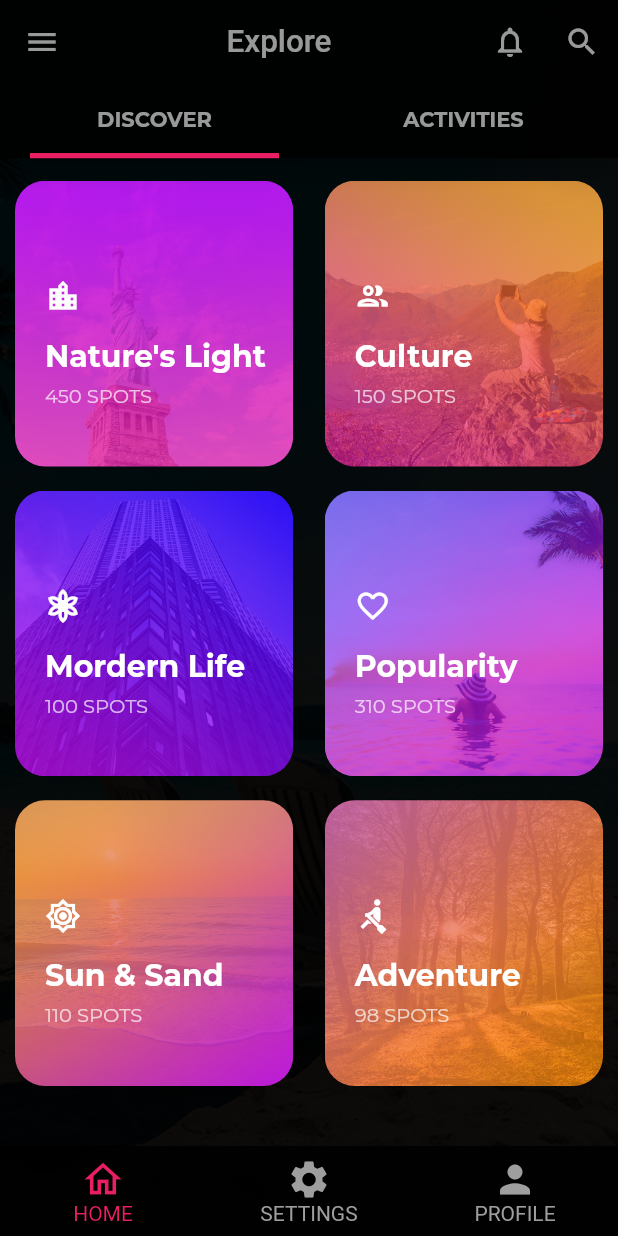
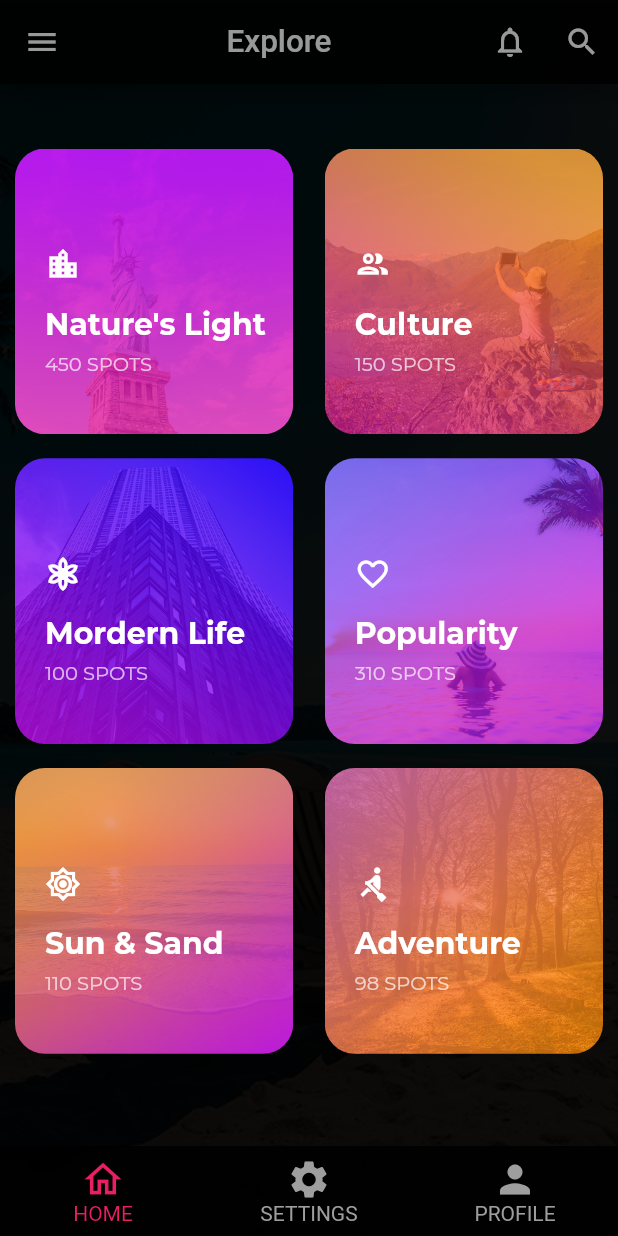
Before and after one commit to LawrenciaDzifa/Scenery-UI, a Flutter app: the screen it shows after launch, on a phone screen of 412 x 824 dp. Run offline on Flutter 3.47's test engine with Material 2 defaults, Android fonts, the phone set to English and light mode, and no system bars.

Commit message:
updated home screen

```diff
--- a/lib/Screens/activities.dart
+++ b/lib/Screens/activities.dart
@@ -55,33 +55,34 @@ class _HomeState extends State<Home> {
                 ],
               ),
             ],
-              bottom: TabBar(
-                indicatorColor: Colors.pink,
-                indicatorSize: TabBarIndicatorSize.tab,
-                indicatorPadding: EdgeInsets.only(left: 20.0, right: 20.0),
-                indicatorWeight: 3.5,
-                tabs: [
-                  Tab(
-                    child: Text(
-                      'DISCOVER',
-                      style: TextStyle(
-                          color: Colors.white60,
-                          fontFamily: 'Montserrat',
-                          fontWeight: FontWeight.w600),
+            // bottom: TabBar(
+            //   indicatorColor: Colors.pink,
+            //   indicatorSize: TabBarIndicatorSize.tab,
+            //   indicatorPadding: EdgeInsets.only(left: 20.0, right: 20.0),
+            //   indicatorWeight: 3.5,
+            //   tabs: [
+            //     Tab(
+            //       child: Text(
+            //         'DISCOVER',
+            //         style: TextStyle(
+            //             color: Colors.white60,
+            //             fontFamily: 'Montserrat',
+            //             fontWeight: FontWeight.w600),
+            //       ),
+            //     ),
+            //     Tab(
+            //       child: Text(
+            //         'ACTIVITIES',
+            //         style: TextStyle(
+            //             color: Colors.white60,
+            //             fontFamily: 'Montserrat',
+            //             fontWeight: FontWeight.w600),
+            //       ),
+            //     ),
+            //   ],
+            //   labelColor: Colors.pink,
+            // ),
           ),
-                  ),
-                  Tab(
-                    child: Text(
-                      'ACTIVITIES',
-                      style: TextStyle(
-                          color: Colors.white60,
-                          fontFamily: 'Montserrat',
-                          fontWeight: FontWeight.w600),
-                    ),
-                  ),
-                ],
-                labelColor: Colors.pink,
-              )),
           bottomNavigationBar: BottomNavigationBar(
               type: BottomNavigationBarType.fixed,
               iconSize: 30,
@@ -104,10 +105,6 @@ class _HomeState extends State<Home> {
                   icon: Icon(Icons.person),
                   label: 'PROFILE',
                 ),
-                // BottomNavigationBarItem(
-                //   icon: Icon(Icons.person_outlined),
-                //   label: 'Profile',
-                // )
               ]),
           body: Grid(),
         ),
--- a/lib/Screens/grid.dart
+++ b/lib/Screens/grid.dart
@@ -18,16 +18,19 @@ class _GridState extends State<Grid> {
 
   @override
   Widget build(BuildContext context) {
-    return GridView.builder(
+    return Padding(
+      padding: const EdgeInsets.only(top: 28),
+      child: GridView.builder(
           physics: ScrollPhysics(),
           shrinkWrap: false,
           itemCount: _allSites.length,
           gridDelegate: SliverGridDelegateWithFixedCrossAxisCount(
               crossAxisCount: 2, crossAxisSpacing: 1.0, mainAxisSpacing: 1.0),
-        itemBuilder: (BuildContext context, int index){
+          itemBuilder: (BuildContext context, int index) {
             return Stack(children: [
               Padding(
-          padding: const EdgeInsets.only(left: 10.0, right: 10.0, top: 15.0),
+                padding:
+                    const EdgeInsets.only(left: 10.0, right: 10.0, top: 15.0),
                 child: new Container(
                   decoration: BoxDecoration(
                       borderRadius: BorderRadiusDirectional.circular(20),
@@ -60,8 +63,10 @@ return Stack(children: [
                       fontFamily: 'Montserrat',
                       fontSize: 13.0,
                       fontWeight: FontWeight.w400),
-          ),)]
-        );}
+                ),
+              )
+            ]);
+          }),
     );
   }
 }
```
Lines whose indentation alone changed are shown as unchanged.
